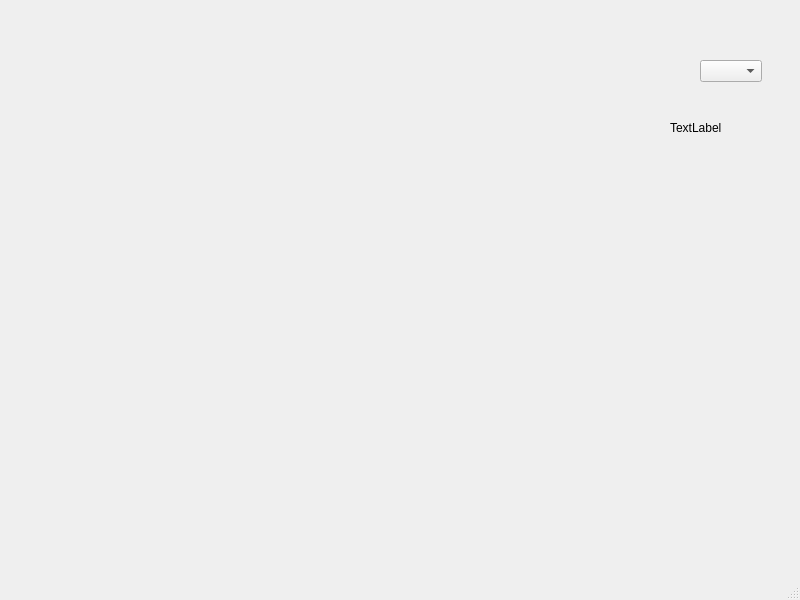
First picture: the form in Structural-1/mainwindow.ui, repository zhangxueyong123/KayiSoft, before the edit.
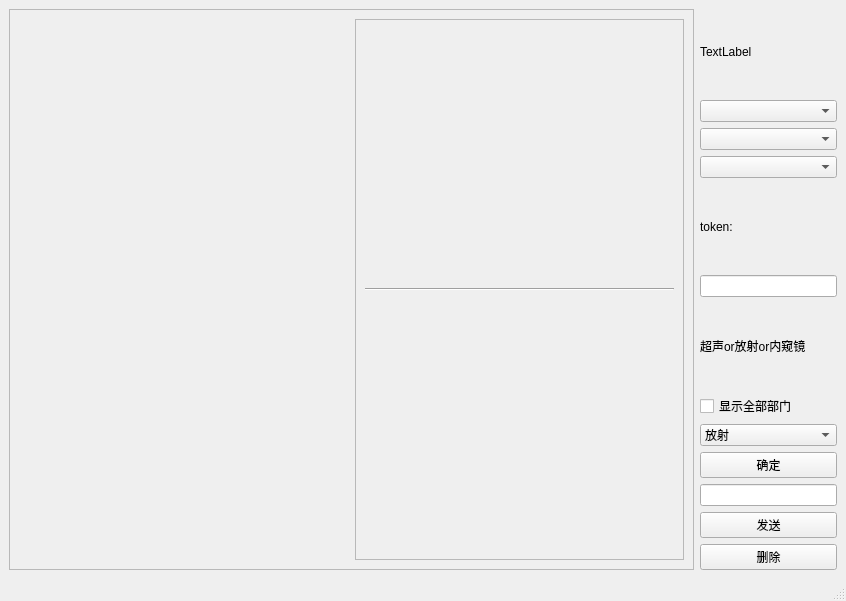
Second picture: the form after the edit.

The edit to the form file:
```diff
--- a/Structural-1/mainwindow.ui
+++ b/Structural-1/mainwindow.ui
@@ -6,37 +6,137 @@
    <rect>
     <x>0</x>
     <y>0</y>
-    <width>800</width>
-    <height>600</height>
+    <width>846</width>
+    <height>601</height>
    </rect>
   </property>
   <property name="windowTitle">
    <string>MainWindow</string>
   </property>
   <widget class="QWidget" name="centralwidget">
-   <widget class="QComboBox" name="comboBox">
-    <property name="geometry">
-     <rect>
-      <x>700</x>
-      <y>60</y>
-      <width>62</width>
-      <height>22</height>
-     </rect>
-    </property>
-   </widget>
-   <widget class="QLabel" name="label">
-    <property name="geometry">
-     <rect>
-      <x>670</x>
-      <y>120</y>
-      <width>121</width>
-      <height>16</height>
-     </rect>
-    </property>
-    <property name="text">
-     <string>TextLabel</string>
-    </property>
-   </widget>
+   <layout class="QHBoxLayout" name="horizontalLayout_2" stretch="5,1">
+    <item>
+     <widget class="QFrame" name="frame">
+      <property name="frameShape">
+       <enum>QFrame::StyledPanel</enum>
+      </property>
+      <property name="frameShadow">
+       <enum>QFrame::Raised</enum>
+      </property>
+      <layout class="QHBoxLayout" name="horizontalLayout">
+       <item>
+        <widget class="QWidget" name="widget" native="true"/>
+       </item>
+       <item>
+        <widget class="QFrame" name="frame_2">
+         <property name="frameShape">
+          <enum>QFrame::StyledPanel</enum>
+         </property>
+         <property name="frameShadow">
+          <enum>QFrame::Raised</enum>
+         </property>
+         <layout class="QVBoxLayout" name="verticalLayout">
+          <item>
+           <widget class="Line" name="line">
+            <property name="orientation">
+             <enum>Qt::Horizontal</enum>
+            </property>
+           </widget>
+          </item>
+         </layout>
+        </widget>
+       </item>
+      </layout>
+     </widget>
+    </item>
+    <item>
+     <layout class="QVBoxLayout" name="verticalLayout_2">
+      <item>
+       <widget class="QLabel" name="label">
+        <property name="text">
+         <string>TextLabel</string>
+        </property>
+       </widget>
+      </item>
+      <item>
+       <widget class="QComboBox" name="comboBox"/>
+      </item>
+      <item>
+       <widget class="QComboBox" name="comboBox_3"/>
+      </item>
+      <item>
+       <widget class="QComboBox" name="comboBox_4"/>
+      </item>
+      <item>
+       <widget class="QLabel" name="label_2">
+        <property name="text">
+         <string>token:</string>
+        </property>
+       </widget>
+      </item>
+      <item>
+       <widget class="QLineEdit" name="lineEdit"/>
+      </item>
+      <item>
+       <widget class="QLabel" name="label_3">
+        <property name="text">
+         <string>超声or放射or内窥镜</string>
+        </property>
+       </widget>
+      </item>
+      <item>
+       <widget class="QCheckBox" name="checkBox">
+        <property name="text">
+         <string>显示全部部门</string>
+        </property>
+       </widget>
+      </item>
+      <item>
+       <widget class="QComboBox" name="comboBox_2">
+        <item>
+         <property name="text">
+          <string>放射</string>
+         </property>
+        </item>
+        <item>
+         <property name="text">
+          <string>超声</string>
+         </property>
+        </item>
+        <item>
+         <property name="text">
+          <string>内窥镜</string>
+         </property>
+        </item>
+       </widget>
+      </item>
+      <item>
+       <widget class="QPushButton" name="pushButton">
+        <property name="text">
+         <string>确定</string>
+        </property>
+       </widget>
+      </item>
+      <item>
+       <widget class="QLineEdit" name="lineEdit_2"/>
+      </item>
+      <item>
+       <widget class="QPushButton" name="pushButton_2">
+        <property name="text">
+         <string>发送</string>
+        </property>
+       </widget>
+      </item>
+      <item>
+       <widget class="QPushButton" name="pushButton_3">
+        <property name="text">
+         <string>删除</string>
+        </property>
+       </widget>
+      </item>
+     </layout>
+    </item>
+   </layout>
   </widget>
   <widget class="QMenuBar" name="menubar">
    <property name="geometry">
```
Left out of the diff: 4 changed lines with no effect on the pictures.
